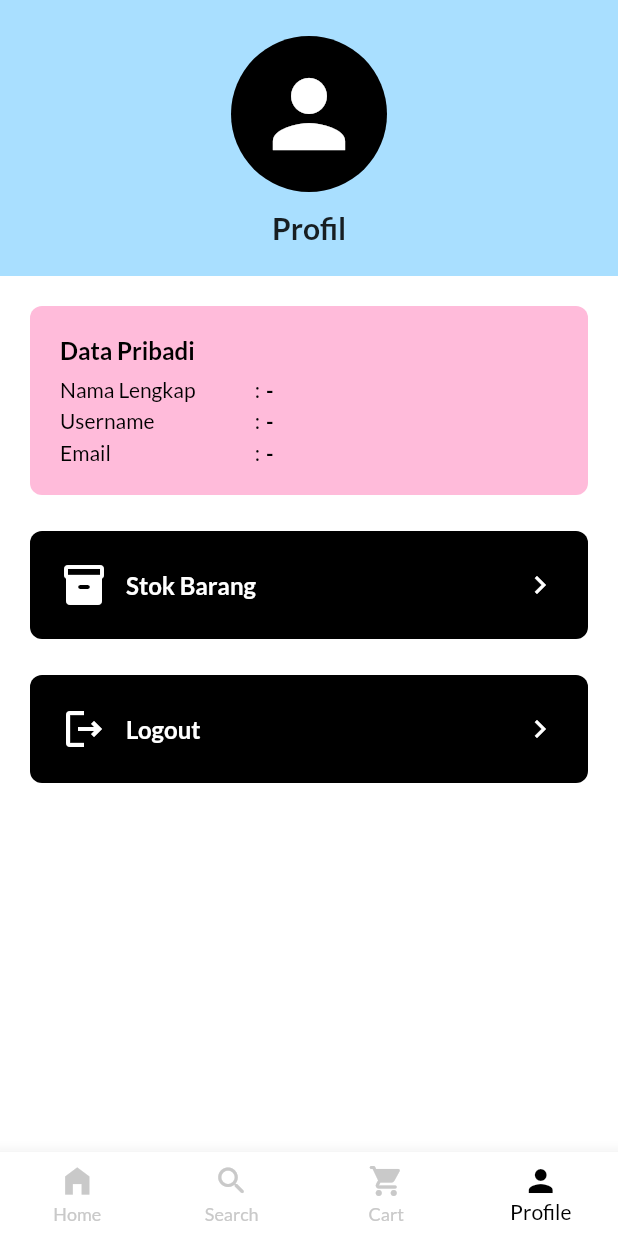
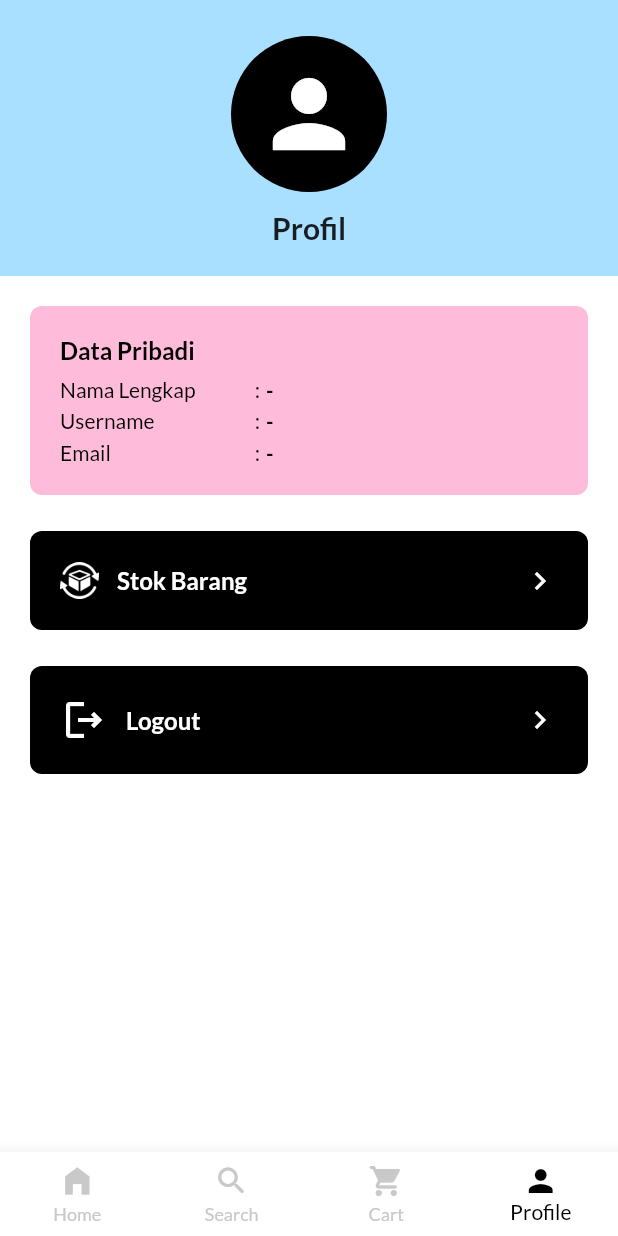
Before and after one commit to mridhoputra/go_sandwich, a Flutter app: the ProfilePage screen opened by its route, on a phone screen of 412 x 824 dp. Run offline on Flutter 3.47's test engine with Material 2 defaults, Android fonts, the phone set to English and light mode, and no system bars; our stand-ins replace fluttertoast, go_router.

Commit message:
modify ic_launcher, modify stock icon

```diff
--- a/lib/pages/profile/profile_page.dart
+++ b/lib/pages/profile/profile_page.dart
@@ -196,19 +196,19 @@ class _ProfilePageState extends State<ProfilePage> {
                               color: Colors.black,
                               borderRadius: BorderRadius.circular(8),
                             ),
-                            child: const Row(
+                            child: Row(
                               mainAxisAlignment: MainAxisAlignment.spaceBetween,
                               children: [
                                 Row(
                                   mainAxisAlignment: MainAxisAlignment.center,
                                   children: [
-                                    Icon(
-                                      Icons.inventory_2_rounded,
-                                      color: Colors.white,
-                                      size: 32,
+                                    Image.asset(
+                                      'assets/images/icon_stock.png',
+                                      height: 26,
+                                      width: 26,
                                     ),
-                                    SizedBox(width: 12),
-                                    Text(
+                                    const SizedBox(width: 12),
+                                    const Text(
                                       'Stok Barang',
                                       style: TextStyle(
                                         fontSize: 16,
@@ -218,7 +218,7 @@ class _ProfilePageState extends State<ProfilePage> {
                                     ),
                                   ],
                                 ),
-                                Icon(
+                                const Icon(
                                   Icons.chevron_right,
                                   color: Colors.white,
                                   size: 24,
```
Also changed, not shown: assets/images/icon_stock.png (added), 23 other files.
